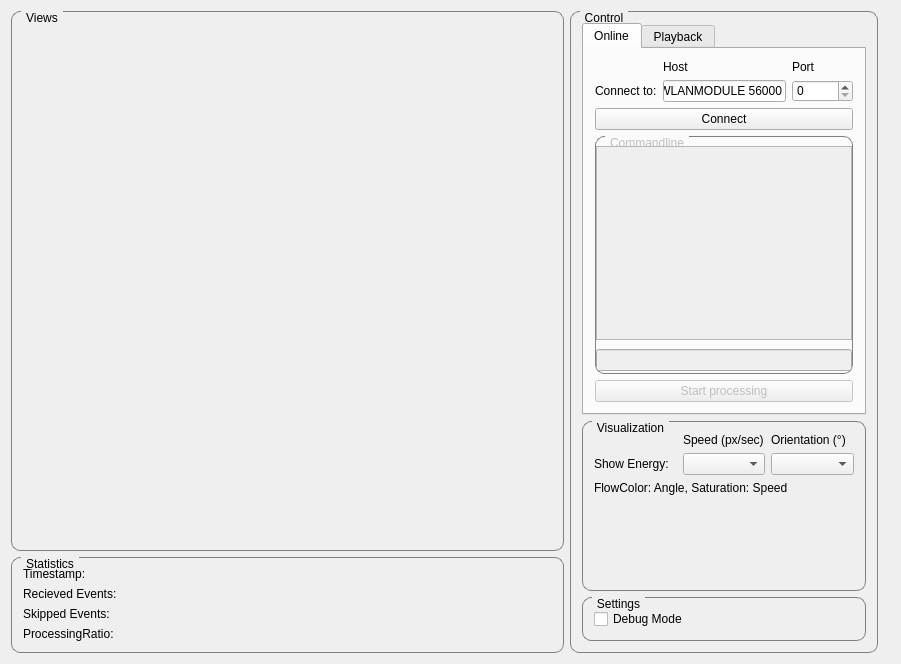
Qt form VisInfProc/mainwindow.ui (rottaca/VisInfProcProjectSeminar) before a commit.
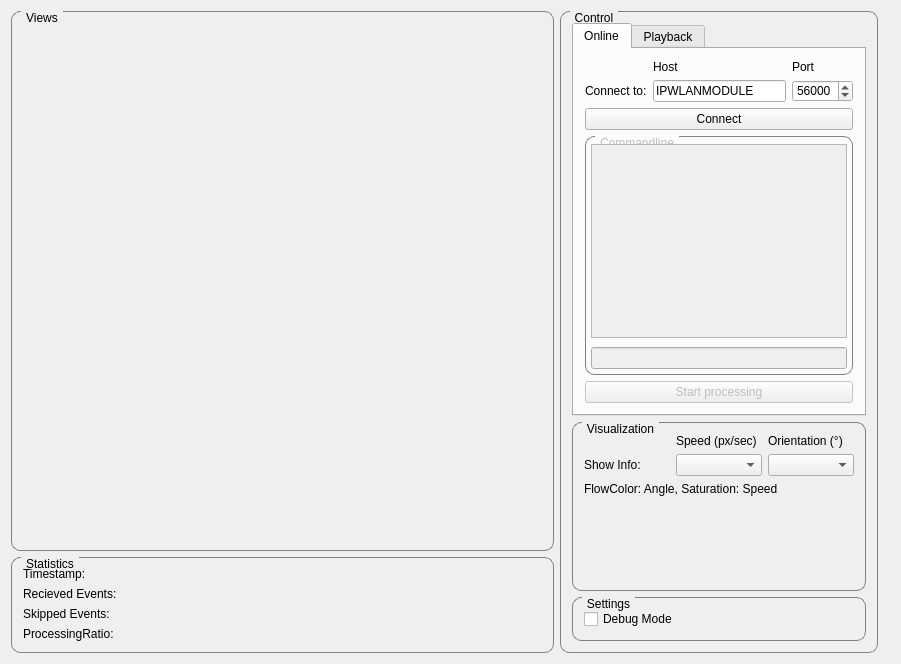
The same form after that commit. Icons and pictures are not drawn. Custom widgets are drawn as their Qt base class.

The edit to the form file:
```diff
--- a/VisInfProc/mainwindow.ui
+++ b/VisInfProc/mainwindow.ui
@@ -293,16 +293,16 @@
                <number>9</number>
               </property>
               <property name="leftMargin">
-               <number>0</number>
+               <number>5</number>
               </property>
               <property name="topMargin">
-               <number>9</number>
+               <number>7</number>
               </property>
               <property name="rightMargin">
-               <number>0</number>
+               <number>5</number>
               </property>
               <property name="bottomMargin">
-               <number>2</number>
+               <number>5</number>
               </property>
               <item>
                <widget class="QPlainTextEdit" name="te_comands">
@@ -331,6 +331,9 @@
              <property name="maximum">
               <number>65535</number>
              </property>
+             <property name="value">
+              <number>56000</number>
+             </property>
             </widget>
            </item>
            <item row="1" column="0">
@@ -343,7 +346,7 @@
            <item row="1" column="1">
             <widget class="QLineEdit" name="le_host">
              <property name="text">
-              <string>IPWLANMODULE 56000</string>
+              <string>IPWLANMODULE </string>
              </property>
             </widget>
            </item>
@@ -515,7 +518,14 @@
            </widget>
           </item>
           <item row="1" column="2">
-           <widget class="QComboBox" name="cb_show_orient"/>
+           <widget class="QComboBox" name="cb_show_orient">
+            <property name="sizePolicy">
+             <sizepolicy hsizetype="Preferred" vsizetype="Preferred">
+              <horstretch>0</horstretch>
+              <verstretch>0</verstretch>
+             </sizepolicy>
+            </property>
+           </widget>
           </item>
           <item row="0" column="2">
            <widget class="QLabel" name="label_8">
@@ -525,7 +535,14 @@
            </widget>
           </item>
           <item row="1" column="1">
-           <widget class="QComboBox" name="cb_show_speed"/>
+           <widget class="QComboBox" name="cb_show_speed">
+            <property name="sizePolicy">
+             <sizepolicy hsizetype="Preferred" vsizetype="Preferred">
+              <horstretch>0</horstretch>
+              <verstretch>0</verstretch>
+             </sizepolicy>
+            </property>
+           </widget>
           </item>
           <item row="2" column="0" colspan="3">
            <widget class="QLabel" name="label_2">
@@ -550,7 +567,7 @@
           <item row="1" column="0">
            <widget class="QLabel" name="label_9">
             <property name="text">
-             <string>Show Energy:</string>
+             <string>Show Info:</string>
             </property>
            </widget>
           </item>
```
Left out of the diff: 32 changed lines with no effect on the pictures.
